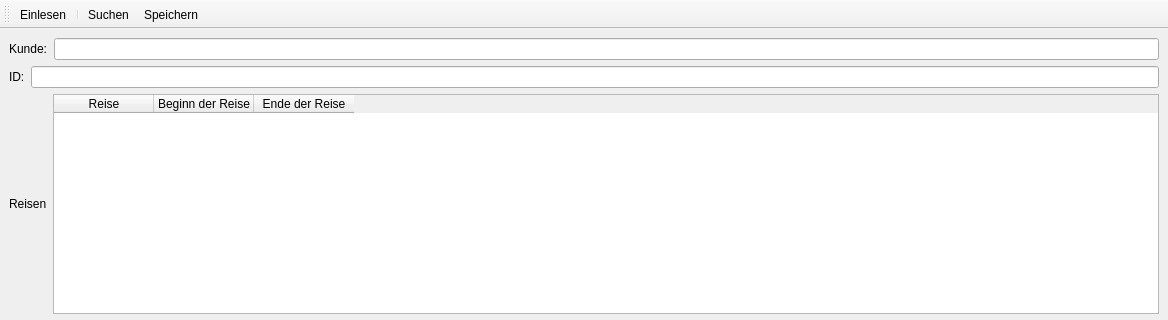
The window that travelagencyui.ui (justaksi7/P5) describes before a commit, drawn with Qt 5; both pictures show x 0 to 1168 and y 0 to 320 of the 1168 by 655 pixel window.
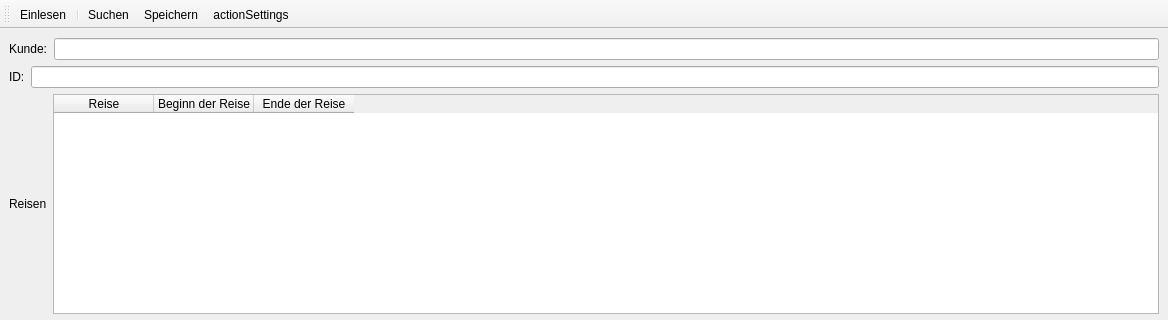
The same window after the commit. Icons and pictures are not drawn.

What changed in the file:
```diff
--- a/travelagencyui.ui
+++ b/travelagencyui.ui
@@ -163,6 +163,7 @@
    <addaction name="separator"/>
    <addaction name="actionSuchen"/>
    <addaction name="actionSpeichern"/>
+   <addaction name="actionSettings"/>
   </widget>
   <action name="actionEinlesen">
    <property name="icon">
@@ -195,6 +196,16 @@
     <enum>QAction::TextHeuristicRole</enum>
    </property>
   </action>
+  <action name="actionSettings">
+   <property name="icon">
+    <iconset resource="icons.qrc">
+     <normaloff>:/settings.png</normaloff>
+     <normalon>:/settings.png</normalon>:/settings.png</iconset>
+   </property>
+   <property name="text">
+    <string>actionSettings</string>
+   </property>
+  </action>
  </widget>
  <resources>
   <include location="icons.qrc"/>
```
